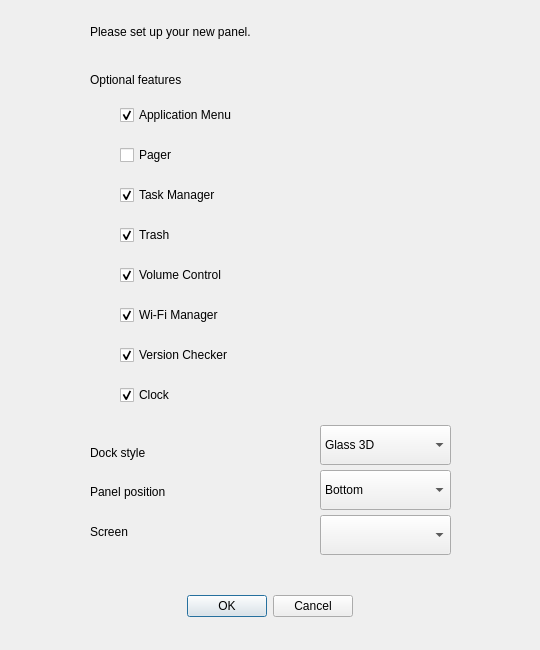
Old version of the form src/view/add_panel_dialog.ui in the repository UbuntuBudgie/crystal-dock.
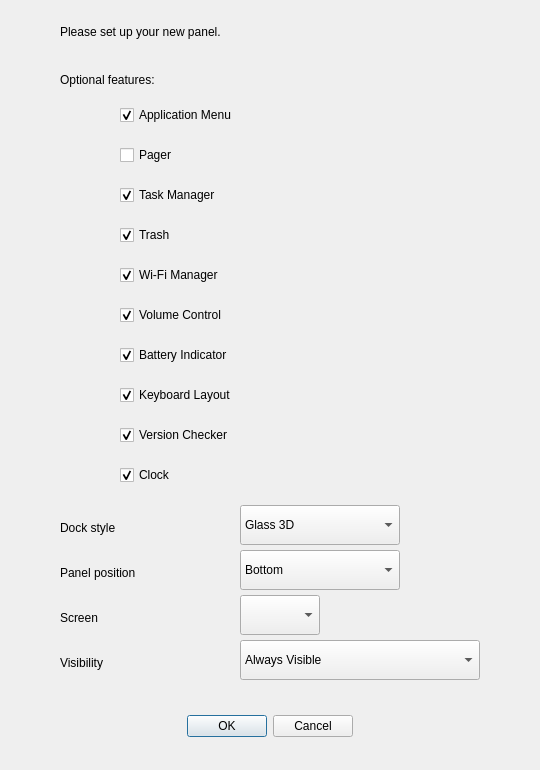
New version of the form.

The edit to the form file:
```diff
--- a/src/view/add_panel_dialog.ui
+++ b/src/view/add_panel_dialog.ui
@@ -7,7 +7,7 @@
     <x>0</x>
     <y>0</y>
     <width>540</width>
-    <height>650</height>
+    <height>770</height>
    </rect>
   </property>
   <property name="windowTitle">
@@ -17,7 +17,7 @@
    <property name="geometry">
     <rect>
      <x>70</x>
-     <y>590</y>
+     <y>710</y>
      <width>400</width>
      <height>32</height>
     </rect>
@@ -35,10 +35,10 @@
   <widget class="QLabel" name="positionLabel">
    <property name="geometry">
     <rect>
-     <x>90</x>
-     <y>480</y>
-     <width>210</width>
-     <height>23</height>
+     <x>60</x>
+     <y>560</y>
+     <width>160</width>
+     <height>26</height>
     </rect>
    </property>
    <property name="text">
@@ -48,9 +48,9 @@
   <widget class="QComboBox" name="position">
    <property name="geometry">
     <rect>
-     <x>320</x>
-     <y>470</y>
-     <width>131</width>
+     <x>240</x>
+     <y>550</y>
+     <width>160</width>
      <height>40</height>
     </rect>
    </property>
@@ -81,10 +81,10 @@
   <widget class="QLabel" name="screenLabel">
    <property name="geometry">
     <rect>
-     <x>90</x>
-     <y>520</y>
-     <width>210</width>
-     <height>23</height>
+     <x>60</x>
+     <y>605</y>
+     <width>160</width>
+     <height>26</height>
     </rect>
    </property>
    <property name="text">
@@ -94,9 +94,9 @@
   <widget class="QComboBox" name="screen">
    <property name="geometry">
     <rect>
-     <x>320</x>
-     <y>515</y>
-     <width>131</width>
+     <x>240</x>
+     <y>595</y>
+     <width>80</width>
      <height>40</height>
     </rect>
    </property>
@@ -104,14 +104,14 @@
   <widget class="QLabel" name="componentsLabel">
    <property name="geometry">
     <rect>
-     <x>90</x>
+     <x>60</x>
      <y>68</y>
      <width>351</width>
      <height>23</height>
     </rect>
    </property>
    <property name="text">
-    <string>Optional features</string>
+    <string>Optional features:</string>
    </property>
   </widget>
   <widget class="QCheckBox" name="showApplicationMenu">
@@ -149,9 +149,9 @@
   <widget class="QLabel" name="headerLabel">
    <property name="geometry">
     <rect>
-     <x>90</x>
+     <x>60</x>
      <y>20</y>
-     <width>361</width>
+     <width>400</width>
      <height>23</height>
     </rect>
    </property>
@@ -163,7 +163,7 @@
    <property name="geometry">
     <rect>
      <x>120</x>
-     <y>380</y>
+     <y>460</y>
      <width>300</width>
      <height>30</height>
     </rect>
@@ -194,9 +194,9 @@
   <widget class="QLabel" name="styleLabel">
    <property name="geometry">
     <rect>
-     <x>90</x>
-     <y>440</y>
-     <width>210</width>
+     <x>60</x>
+     <y>515</y>
+     <width>160</width>
      <height>26</height>
     </rect>
    </property>
@@ -207,9 +207,9 @@
   <widget class="QComboBox" name="style">
    <property name="geometry">
     <rect>
-     <x>320</x>
-     <y>425</y>
-     <width>131</width>
+     <x>240</x>
+     <y>505</y>
+     <width>160</width>
      <height>40</height>
     </rect>
    </property>
@@ -254,7 +254,7 @@
    <property name="geometry">
     <rect>
      <x>120</x>
-     <y>260</y>
+     <y>300</y>
      <width>300</width>
      <height>30</height>
     </rect>
@@ -270,7 +270,7 @@
    <property name="geometry">
     <rect>
      <x>120</x>
-     <y>340</y>
+     <y>420</y>
      <width>300</width>
      <height>30</height>
     </rect>
@@ -286,7 +286,7 @@
    <property name="geometry">
     <rect>
      <x>120</x>
-     <y>300</y>
+     <y>260</y>
      <width>300</width>
      <height>30</height>
     </rect>
@@ -298,6 +298,81 @@
     <bool>true</bool>
    </property>
   </widget>
+  <widget class="QCheckBox" name="showBatteryIndicator">
+   <property name="geometry">
+    <rect>
+     <x>120</x>
+     <y>340</y>
+     <width>300</width>
+     <height>30</height>
+    </rect>
+   </property>
+   <property name="text">
+    <string>Battery Indicator</string>
+   </property>
+   <property name="checked">
+    <bool>true</bool>
+   </property>
+  </widget>
+  <widget class="QCheckBox" name="showKeyboardLayout">
+   <property name="geometry">
+    <rect>
+     <x>120</x>
+     <y>380</y>
+     <width>300</width>
+     <height>30</height>
+    </rect>
+   </property>
+   <property name="text">
+    <string>Keyboard Layout</string>
+   </property>
+   <property name="checked">
+    <bool>true</bool>
+   </property>
+  </widget>
+  <widget class="QLabel" name="visibilityLabel">
+   <property name="geometry">
+    <rect>
+     <x>60</x>
+     <y>650</y>
+     <width>160</width>
+     <height>26</height>
+    </rect>
+   </property>
+   <property name="text">
+    <string>Visibility</string>
+   </property>
+  </widget>
+  <widget class="QComboBox" name="visibility">
+   <property name="geometry">
+    <rect>
+     <x>240</x>
+     <y>640</y>
+     <width>240</width>
+     <height>40</height>
+    </rect>
+   </property>
+   <item>
+    <property name="text">
+     <string>Always Visible</string>
+    </property>
+   </item>
+   <item>
+    <property name="text">
+     <string>Intelligent Auto Hide</string>
+    </property>
+   </item>
+   <item>
+    <property name="text">
+     <string>Auto Hide</string>
+    </property>
+   </item>
+   <item>
+    <property name="text">
+     <string>Always On Top</string>
+    </property>
+   </item>
+  </widget>
  </widget>
  <resources/>
  <connections>
```
